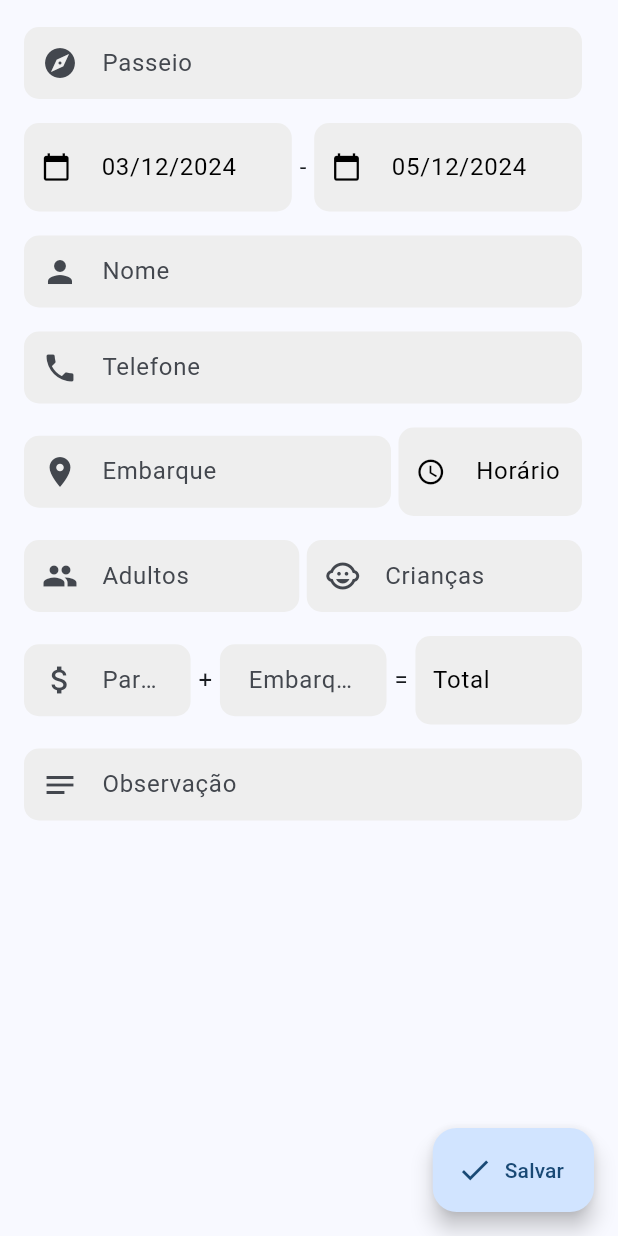
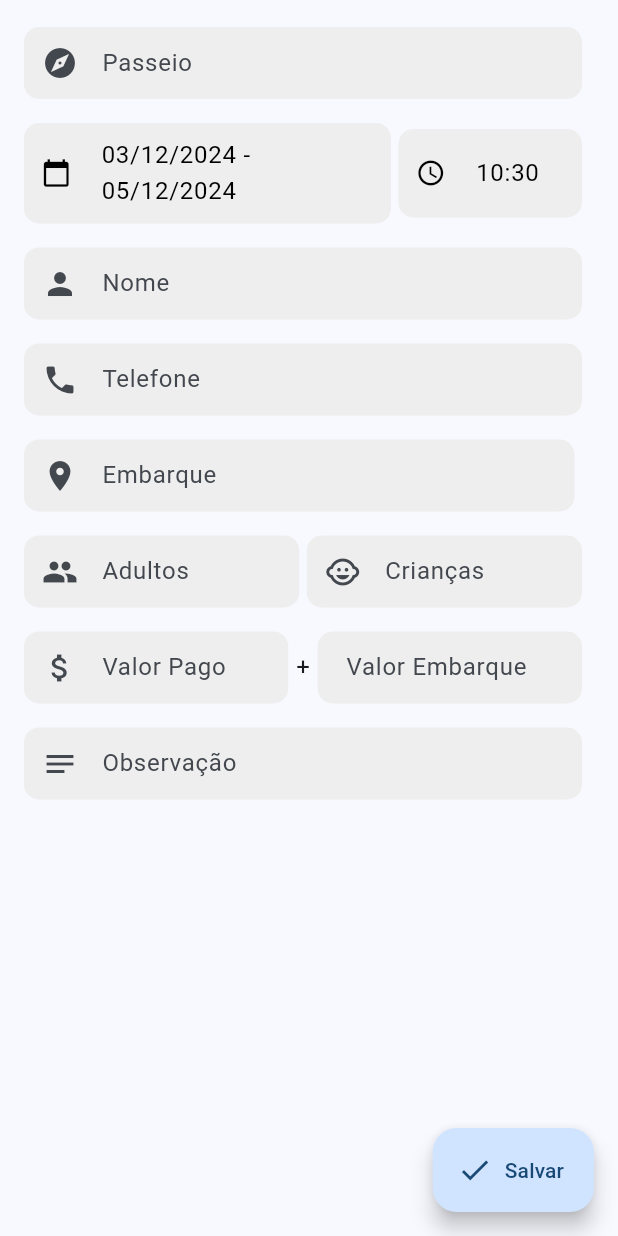
Before and after one commit to uiukis/feriasjeri-app, a Flutter app: the CreateVoucherScreen screen opened directly, on a phone screen of 412 x 824 dp. Run offline on Flutter 3.47's test engine with Material 3 defaults, Android fonts, the phone set to English and light mode, and no system bars; our stand-ins replace calendar_date_picker2, cloud_firestore, firebase_auth, firebase_core, flutter_login, modal_bottom_sheet; accounts and stored records are empty.

Commit message:
melhorias e bugs visuais corrigidos

```diff
--- /dev/null
+++ b/devtools_options.yaml
@@ -0,0 +1,3 @@
+description: This file stores settings for Dart & Flutter DevTools.
+documentation: https://docs.flutter.dev/tools/devtools/extensions#configure-extension-enablement-states
+extensions:
--- a/lib/views/create_voucher_screen.dart
+++ b/lib/views/create_voucher_screen.dart
@@ -16,6 +16,8 @@ class CreateVoucherScreen extends StatefulWidget {
 }
 
 class _CreateVoucherScreenState extends State<CreateVoucherScreen> {
+  TimeOfDay initialTime = TimeOfDay.now();
+
   void _showCalendarModal(BuildContext context) async {
     try {
       final formProvider =
@@ -45,8 +47,6 @@ class _CreateVoucherScreenState extends State<CreateVoucherScreen> {
     try {
       final formProvider =
           Provider.of<VoucherFormProvider>(context, listen: false);
-
-      TimeOfDay initialTime = TimeOfDay.now();
 
       final selectedTime = await showFloatingModalBottomSheet<TimeOfDay>(
         context: context,
@@ -94,14 +94,8 @@ class _CreateVoucherScreenState extends State<CreateVoucherScreen> {
               String formattedEndDate =
                   DateFormat('dd/MM/yyyy').format(formProvider.endDate);
 
-              String formattedTime = formProvider.timeController.text.isNotEmpty
-                  ? formProvider.timeController.text
-                  : 'Horário';
-
-              String formattedTotal =
-                  formProvider.totalValueController.text.isNotEmpty
-                      ? formProvider.totalValueController.text
-                      : 'Total';
+              String formattedTime =
+                  '${initialTime.hour.toString().padLeft(2, '0')}:${initialTime.minute.toString().padLeft(2, '0')}';
 
               return Scaffold(
                 body: AnimatedScreen(
@@ -127,53 +121,9 @@ class _CreateVoucherScreenState extends State<CreateVoucherScreen> {
                                     child: CustomClickableTile(
                                       onTap: () => _showCalendarModal(context),
                                       prefixIcon: Icons.calendar_today,
-                                      text: formattedStartDate,
+                                      text:
+                                          '$formattedStartDate - $formattedEndDate',
                                     ),
-                                  ),
-                                  const SizedBox(
-                                    width: 5,
-                                  ),
-                                  const Text('-'),
-                                  const SizedBox(
-                                    width: 5,
-                                  ),
-                                  Expanded(
-                                    flex: 2,
-                                    child: CustomClickableTile(
-                                      onTap: () => _showCalendarModal(context),
-                                      prefixIcon: Icons.calendar_today,
-                                      text: formattedEndDate,
-                                    ),
-                                  ),
-                                ],
-                              ),
-                            ),
-                            ListTile(
-                              title: CustomInputField(
-                                  controller: formProvider.nameController,
-                                  label: 'Nome',
-                                  prefixIcon: Icons.person,
-                                  errorText: formProvider.nameError),
-                            ),
-                            ListTile(
-                              title: CustomInputField(
-                                  controller: formProvider.phoneController,
-                                  label: 'Telefone',
-                                  keyboardType: TextInputType.phone,
-                                  prefixIcon: Icons.phone,
-                                  errorText: formProvider.phoneError),
-                            ),
-                            ListTile(
-                              title: Row(
-                                children: [
-                                  Expanded(
-                                    flex: 2,
-                                    child: CustomInputField(
-                                        controller:
-                                            formProvider.boardingController,
-                                        label: 'Embarque',
-                                        prefixIcon: Icons.place,
-                                        errorText: formProvider.boardingError),
                                   ),
                                   const SizedBox(
                                     width: 5,
@@ -191,16 +141,52 @@ class _CreateVoucherScreenState extends State<CreateVoucherScreen> {
                               ),
                             ),
                             ListTile(
+                              title: CustomInputField(
+                                controller: formProvider.nameController,
+                                label: 'Nome',
+                                prefixIcon: Icons.person,
+                                errorText: formProvider.nameError,
+                              ),
+                            ),
+                            ListTile(
+                              title: CustomInputField(
+                                controller: formProvider.phoneController,
+                                label: 'Telefone',
+                                keyboardType: TextInputType.phone,
+                                prefixIcon: Icons.phone,
+                                errorText: formProvider.phoneError,
+                              ),
+                            ),
+                            ListTile(
+                              title: Row(
+                                children: [
+                                  Expanded(
+                                    flex: 2,
+                                    child: CustomInputField(
+                                      controller:
+                                          formProvider.boardingController,
+                                      label: 'Embarque',
+                                      prefixIcon: Icons.place,
+                                      errorText: formProvider.boardingError,
+                                    ),
+                                  ),
+                                  const SizedBox(
+                                    width: 5,
+                                  ),
+                                ],
+                              ),
+                            ),
+                            ListTile(
                               title: Row(
                                 children: [
                                   Expanded(
                                     child: CustomInputField(
-                                        controller:
-                                            formProvider.adultController,
+                                      controller: formProvider.adultController,
                                       label: 'Adultos',
                                       prefixIcon: Icons.group,
                                       keyboardType: TextInputType.number,
-                                        errorText: formProvider.adultError),
+                                      errorText: formProvider.adultError,
+                                    ),
                                   ),
                                   const SizedBox(
                                     width: 5,
@@ -223,12 +209,14 @@ class _CreateVoucherScreenState extends State<CreateVoucherScreen> {
                                     child: CustomInputField(
                                       controller:
                                           formProvider.partialValueController,
-                                        label: 'Parcial',
+                                      label: 'Valor Pago',
                                       prefixIcon: Icons.attach_money,
-                                        keyboardType: const TextInputType
-                                            .numberWithOptions(decimal: true),
-                                        errorText:
-                                            formProvider.partialValueError),
+                                      keyboardType:
+                                          const TextInputType.numberWithOptions(
+                                        decimal: true,
+                                      ),
+                                      errorText: formProvider.partialValueError,
+                                    ),
                                   ),
                                   const SizedBox(
                                     width: 5,
@@ -241,22 +229,11 @@ class _CreateVoucherScreenState extends State<CreateVoucherScreen> {
                                     child: CustomInputField(
                                       controller:
                                           formProvider.boardingValueController,
-                                      label: 'Embarque',
+                                      label: 'Valor Embarque',
                                       keyboardType:
                                           const TextInputType.numberWithOptions(
-                                              decimal: true),
+                                        decimal: true,
                                       ),
-                                  ),
-                                  const SizedBox(
-                                    width: 5,
-                                  ),
-                                  const Text('='),
-                                  const SizedBox(
-                                    width: 5,
-                                  ),
-                                  Expanded(
-                                    child: CustomClickableTile(
-                                      text: formattedTotal,
                                     ),
                                   ),
                                 ],
--- a/lib/widgets/voucher_list.dart
+++ b/lib/widgets/voucher_list.dart
@@ -30,8 +30,9 @@ class VoucherList extends StatelessWidget {
         }
 
         final vouchers = snapshot.data!;
-        return Expanded(
-          child: ListView.builder(
+        return ListView.builder(
+          shrinkWrap: true,
+          physics: const ClampingScrollPhysics(),
           itemCount: vouchers.length,
           itemBuilder: (context, index) {
             return Padding(
@@ -39,7 +40,6 @@ class VoucherList extends StatelessWidget {
               child: VoucherCard(voucher: vouchers[index]),
             );
           },
-          ),
         );
       },
     );
```
Also changed, not shown: lib/views/home_screen.dart (+7 -1 lines), lib/widgets/expandable.dart (+27 -16 lines), lib/widgets/voucher_card.dart (+153 -44 lines), 3 other files. Lines whose indentation alone changed are shown as unchanged.
